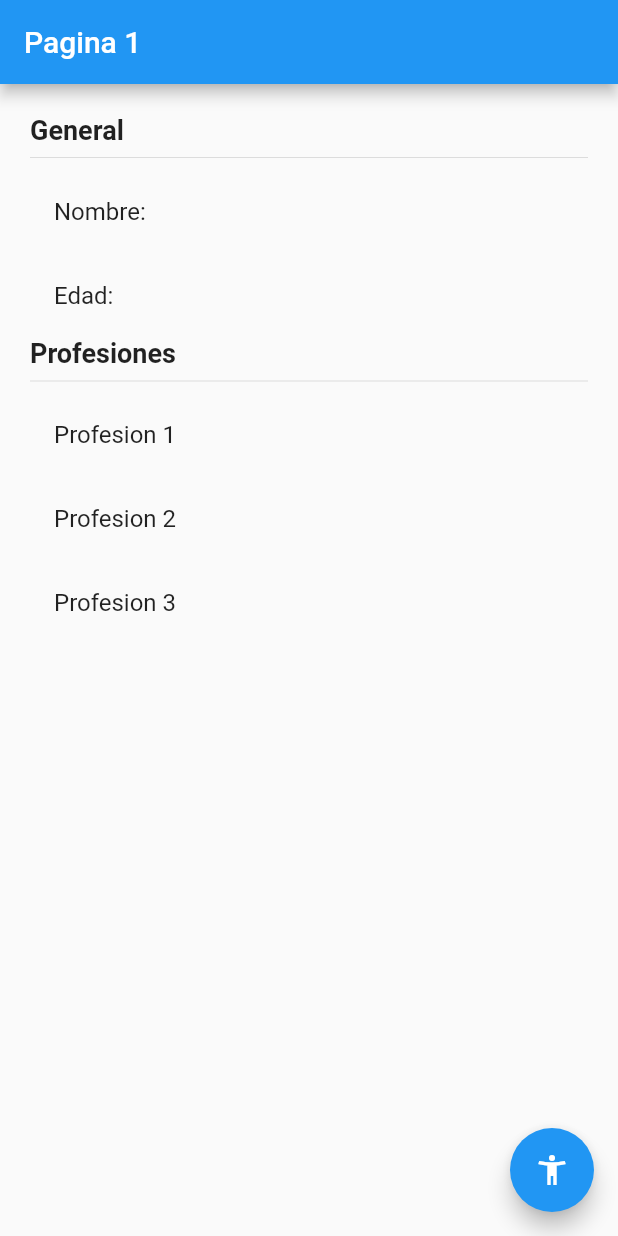
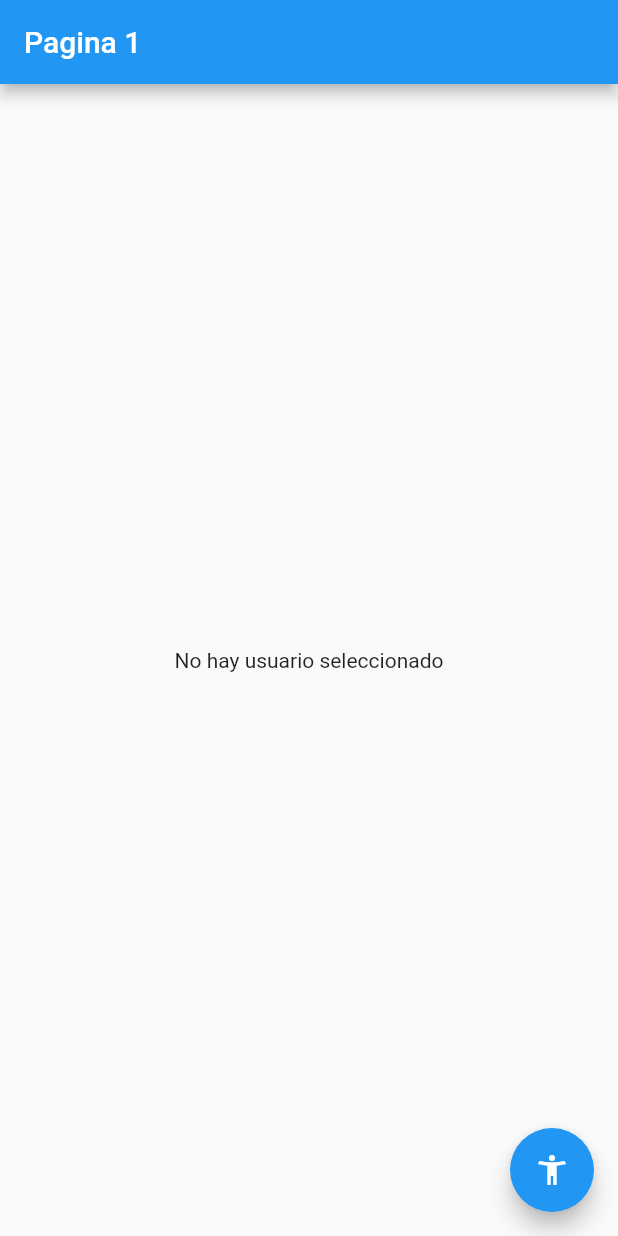
Before and after one commit to jhoanjimz/flutter-manejadores-estados, a Flutter app: the screen it shows after launch, on a phone screen of 412 x 824 dp. Run offline on Flutter 3.47's test engine with Material 2 defaults, Android fonts, the phone set to English and light mode, and no system bars; our stand-ins replace get.

Commit message:
rama GetX lista

```diff
--- /dev/null
+++ b/lib/controllers/usuario_controller.dart
@@ -0,0 +1,29 @@
+import 'package:get/get.dart';
+import 'package:estados/models/usuario.dart';
+
+class UsuarioController extends GetxController {
+  var existeUsuario = false.obs;
+  var usuario = Usuario().obs;
+
+  get profesionesCount {
+    return usuario.value.profesiones!.length;
+  }
+
+  void cargarUsuario( Usuario pUsuario ) {
+    existeUsuario.value = true;
+    usuario.value = pUsuario;
+  }
+
+  void cambiarEdad( int edad ) {
+    usuario.update((val) {
+      val!.edad = edad;
+    });
+  }
+
+  void agregarProfesiones( String profesion ) {
+    usuario.update((val) {
+      val!.profesiones = [...val.profesiones!, profesion];
+    });
+  }
+
+}
--- a/lib/main.dart
+++ b/lib/main.dart
@@ -1,6 +1,8 @@
 import 'package:estados/pages/pagina1_page.dart';
 import 'package:estados/pages/pagina2_page.dart';
+
 import 'package:flutter/material.dart';
+import 'package:get/route_manager.dart';
 
 void main() => runApp(const MyApp());
 
@@ -9,14 +11,18 @@ class MyApp extends StatelessWidget {
 
   @override
   Widget build(BuildContext context) {
-    return MaterialApp(
+    return GetMaterialApp(
       debugShowCheckedModeBanner: false,
       title: 'Material App',
       initialRoute: 'pagina1',
-      routes: {
-        'pagina1': (_) => const Pagina1Page(),
-        'pagina2': (_) => const Pagina2Page(),
-      },
+      // routes: {
+      //   'pagina1': (_) => const Pagina1Page(),
+      //   'pagina2': (_) => const Pagina2Page(),
+      // },
+      getPages: [
+        GetPage(name: '/pagina1', page: () => const Pagina1Page()),
+        GetPage(name: '/pagina2', page: () => const Pagina2Page()),
+      ],
     );
   }
 }
--- a/lib/models/usuario.dart
+++ b/lib/models/usuario.dart
@@ -2,24 +2,14 @@
 
 class Usuario {
 
-  final String nombre;
-  final int edad;
-  final List<String> profesiones;
+  String? nombre;
+  int? edad;
+  List<String>? profesiones;
 
   Usuario({
-    required this.edad,
-    required this.nombre,
-    required this.profesiones
+    this.edad,
+    this.nombre,
+    this.profesiones
   });
 
-  Usuario copyWith({
-    String? nombre,
-    int? edad,
-    List<String>? profesiones
-  }) => Usuario(
-    edad: edad ?? this.edad,
-    nombre: nombre ?? this.nombre,
-    profesiones: profesiones ?? this.profesiones
-  );
-
 }
--- a/lib/pages/pagina1_page.dart
+++ b/lib/pages/pagina1_page.dart
@@ -1,27 +1,53 @@
+import 'package:estados/controllers/usuario_controller.dart';
+import 'package:estados/models/usuario.dart';
 import 'package:flutter/material.dart';
+import 'package:get/get.dart';
 
 
 class Pagina1Page extends StatelessWidget {
   const Pagina1Page({super.key});
 
-
   @override
   Widget build(BuildContext context) {
+
+    final usuarioCtrl = Get.put(UsuarioController());
+
     return Scaffold(
       appBar: AppBar(
         title: const Text('Pagina 1'),
       ),
-      body: const InformacionUsuario(),
+      body: Obx(
+        () => usuarioCtrl.existeUsuario.value
+        ? InformacionUsuario(usuarioCtrl.usuario.value)
+        : const NoInfo()
+      ),
       floatingActionButton: FloatingActionButton(
-        onPressed: () => Navigator.pushNamed(context, 'pagina2'),
         child: const Icon(Icons.accessibility_new),
+        onPressed: () => Get.toNamed('pagina2', arguments: {
+          'nombre': 'Jhoan Jimenez',
+          'edad': 26
+        })
       ),
     );
   }
 }
 
+class NoInfo extends StatelessWidget {
+  const NoInfo({super.key});
+
+  @override
+  Widget build(BuildContext context) {
+    return const Center(
+      child: Text('No hay usuario seleccionado')
+    );
+  }
+}
+
 class InformacionUsuario extends StatelessWidget {
-  const InformacionUsuario({ super.key });
+
+  final Usuario usuario;
+
+  const InformacionUsuario(this.usuario, {super.key});
 
   @override
   Widget build(BuildContext context) {
@@ -29,20 +55,21 @@ class InformacionUsuario extends StatelessWidget {
       height: double.infinity,
       width: double.infinity,
       padding: const EdgeInsets.all(20.0),
-      child: const Column(
+      child: Column(
         crossAxisAlignment: CrossAxisAlignment.start,
         children: [
-          Text('General', style: TextStyle(fontSize: 18, fontWeight: FontWeight.bold)),
-          Divider(),
-          ListTile(title: Text('Nombre: ')),
-          ListTile(title: Text('Edad: ')),
+          const Text('General', style: TextStyle(fontSize: 18, fontWeight: FontWeight.bold)),
+          const Divider(),
+          ListTile(title: Text('Nombre: ${usuario.nombre}')),
+          ListTile(title: Text('Edad: ${usuario.edad}')),
 
 
-          Text('Profesiones', style: TextStyle(fontSize: 18, fontWeight: FontWeight.bold)),
-          Divider(),
-          ListTile(title: Text('Profesion 1')),
-          ListTile(title: Text('Profesion 2')),
-          ListTile(title: Text('Profesion 3')),
+          const Text('Profesiones', style: TextStyle(fontSize: 18, fontWeight: FontWeight.bold)),
+          const Divider(),
+
+          ...usuario.profesiones!.map((profesion) =>
+            ListTile(title: Text(profesion))
+          ).toList()
         ],
       ),
     );
--- a/pubspec.yaml
+++ b/pubspec.yaml
@@ -28,11 +28,10 @@ environment:
 # the latest version available on pub.dev. To see which dependencies have newer
 # versions available, run `flutter pub outdated`.
 dependencies:
-  bloc: ^8.1.2
-  cupertino_icons: ^1.0.2
   flutter:
     sdk: flutter
-  flutter_bloc: ^8.1.3
+  cupertino_icons: ^1.0.2
+  get: ^4.6.5
 
 dev_dependencies:
 
```
Also changed, not shown: lib/pages/pagina2_page.dart (+31 -5 lines), pubspec.lock.
